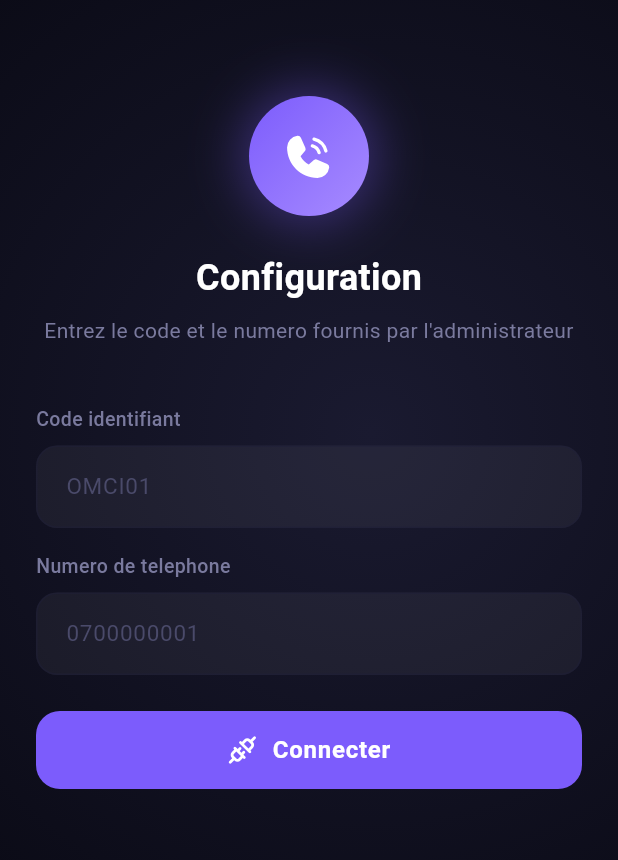
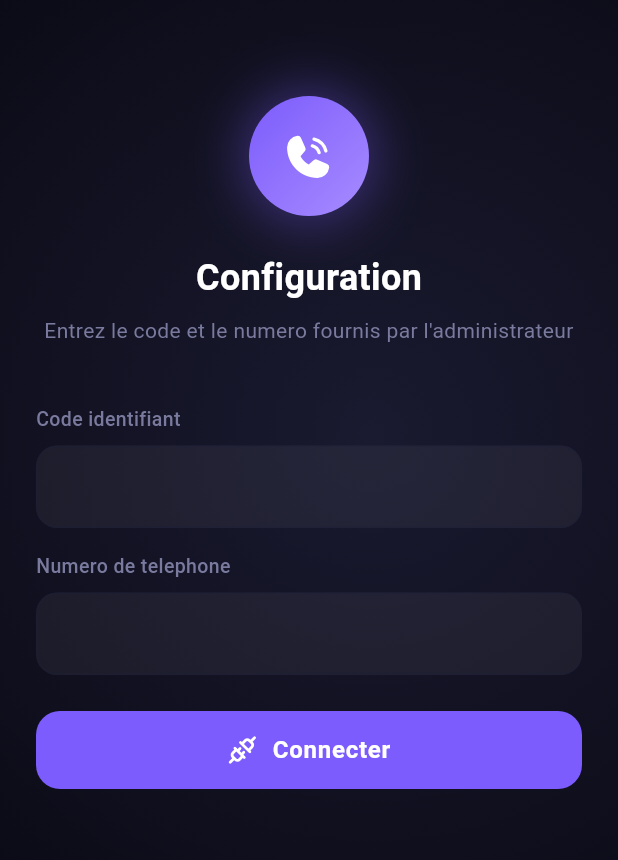
Before and after one commit to christiandoh/unite-rapide, a Flutter app: the screen it shows after launch, on a phone screen of 412 x 824 dp. Shown: the top 860 px of the screen. Run offline on Flutter 3.47's test engine with Material 3 defaults, Android fonts, the phone set to English and light mode, and no system bars; our stand-ins replace get_it, phosphor_flutter, shared_preferences, socket_io_client.

Commit message:
fix: remove placeholder hints from setup fields

```diff
--- a/ussd_executor_app/lib/features/setup/setup_screen.dart
+++ b/ussd_executor_app/lib/features/setup/setup_screen.dart
@@ -112,9 +112,9 @@ class _SetupScreenState extends State<SetupScreen> {
                   style: TextStyle(fontSize: 14, color: AppTheme.textSecondary),
                   textAlign: TextAlign.center),
                 const SizedBox(height: 40),
-                _Input(label: 'Code identifiant', ctrl: _codeCtrl, hint: 'OMCI01'),
+                _Input(label: 'Code identifiant', ctrl: _codeCtrl, hint: ''),
                 const SizedBox(height: 16),
-                _Input(label: 'Numero de telephone', ctrl: _phoneCtrl, hint: '0700000001', type: TextInputType.phone),
+                _Input(label: 'Numero de telephone', ctrl: _phoneCtrl, hint: '', type: TextInputType.phone),
                 if (_error != null) ...[
                   const SizedBox(height: 16),
                   Container(
```
